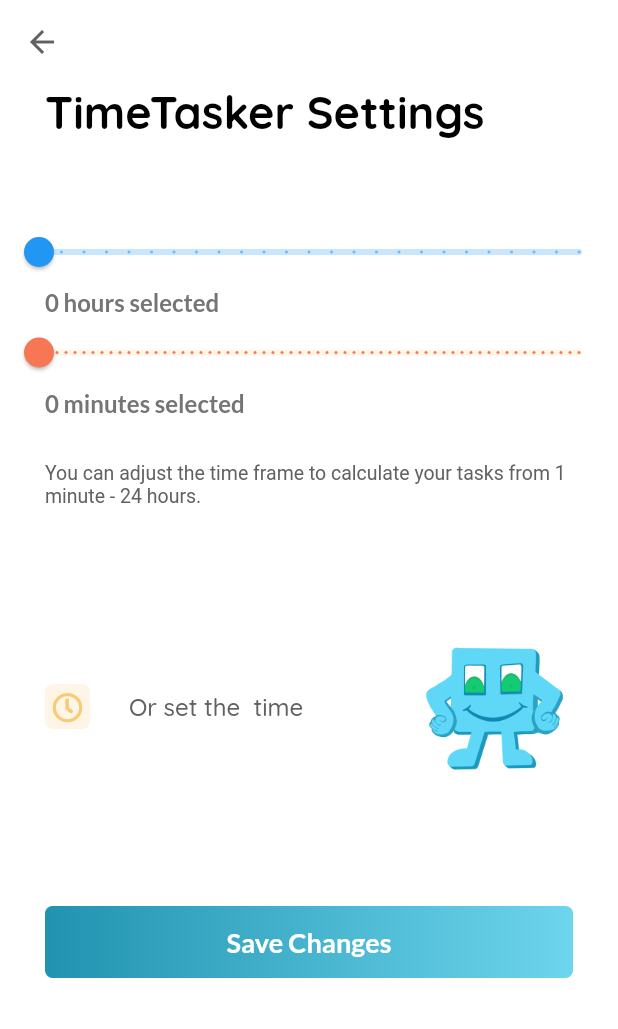
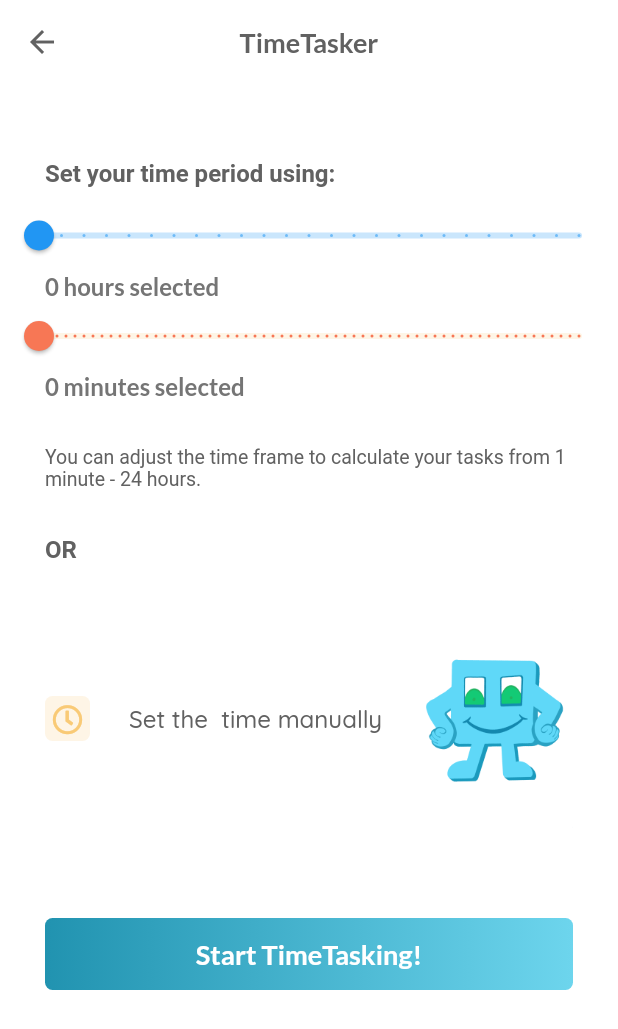
Before and after one commit to amrbadr12/time_tasker_flutter, a Flutter app: the SettingsScreen screen opened directly, on a phone screen of 412 x 824 dp. Shown: the top 1029 px of the screen. Run offline on Flutter 3.47's test engine with Material 2 defaults, Android fonts, the phone set to English and light mode, and no system bars; our stand-ins replace expandable, flushbar, flutter_datetime_picker, font_awesome_flutter, google_fonts, introduction_screen and 5 more; missing offline and left inert: add_2_calendar, autocomplete_textfield, device_calendar, social_share; accounts and stored records are empty.

Commit message:
-Release 1.0.1

```diff
--- a/lib/providers/home_screen_provider.dart
+++ b/lib/providers/home_screen_provider.dart
@@ -215,7 +215,7 @@ class HomeScreenProvider with ChangeNotifier {
           List<DurationTask> durationTasks = tasks.cast();
           for (DurationTask task in durationTasks) {
             _recentTasks
-                .add(AppUtils.formatDurationTaskToUIListComponenet(task));
+                .add(AppUtils.formatDurationTaskToUIListComponent(task));
           }
           break;
         case TaskTypes.StartEndTasks:
--- a/lib/settings_screen.dart
+++ b/lib/settings_screen.dart
@@ -8,6 +8,7 @@ import 'package:time_tasker/utils/app_utils.dart';
 import 'package:time_tasker/utils/shared_preferences_utils.dart';
 
 import 'constants.dart';
+import 'home_screens/main_home_screen.dart';
 
 class SettingsScreen extends StatefulWidget {
   @override
@@ -42,21 +43,34 @@ class _SettingsScreenState extends State<SettingsScreen> {
         appBar: AppBar(
           backgroundColor: Colors.white,
           elevation: 0.0,
+          title: Text(kAppName,
+              textAlign: TextAlign.center, style: kAppBarTextStyle),
+          centerTitle: true,
         ),
         body: SingleChildScrollView(
             child:
                 Column(crossAxisAlignment: CrossAxisAlignment.start, children: <
                     Widget>[
+          // Padding(
+          //     padding: EdgeInsets.symmetric(horizontal: kMainDefaultPadding),
+          //     child: Text(
+          //       'TimeTasker Settings',
+          //       softWrap: true,
+          //       style: kTitleTextStyle.copyWith(
+          //           fontSize: 30.0, fontWeight: FontWeight.bold),
+          //     )),
+          SizedBox(
+            height: 50.0,
+          ),
           Padding(
               padding: EdgeInsets.symmetric(horizontal: kMainDefaultPadding),
-              child: Text(
-                'TimeTasker Settings',
-                softWrap: true,
-                style: kTitleTextStyle.copyWith(
-                    fontSize: 30.0, fontWeight: FontWeight.bold),
-              )),
+              child: Text('Set your time period using:',
+                  style: TextStyle(
+                      fontSize: 16.0,
+                      color: Colors.grey[700],
+                      fontWeight: FontWeight.bold))),
           SizedBox(
-            height: 50.0,
+            height: 8.0,
           ),
           Slider(
               value: _hoursSliderValue ?? 1.0,
@@ -108,6 +122,13 @@ class _SettingsScreenState extends State<SettingsScreen> {
             height: kMainDefaultPadding,
           ),
           Padding(
+              padding: EdgeInsets.symmetric(horizontal: kMainDefaultPadding),
+              child: Text('OR',
+                  style: TextStyle(
+                      fontSize: 16.0,
+                      color: Colors.grey[700],
+                      fontWeight: FontWeight.bold))),
+          Padding(
             padding: EdgeInsets.symmetric(horizontal: kMainDefaultPadding),
             child: Row(
               children: [
@@ -121,7 +142,7 @@ class _SettingsScreenState extends State<SettingsScreen> {
                     containerColor: kTasksDateContainerColor,
                     text: _timeSelected != null
                         ? AppUtils.formatTimeOfDay(_timeSelected) + ' selected'
-                        : 'Or set the  time',
+                        : 'Set the  time manually',
                     onDateChanged: () async {
                       DatePicker.showDateTimePicker(context,
                           showTitleActions: true,
@@ -226,13 +247,20 @@ class _SettingsScreenState extends State<SettingsScreen> {
                   gradient: LinearGradient(colors: blueGradient)),
               width: double.infinity,
               child: FlatButton(
-                child: Text('Save Changes',
+                child: Text('Start TimeTasking!',
                     style: kAppBarTextStyle.copyWith(color: Colors.white)),
                 onPressed: () {
                   saveSliderItemToLocal(() {
                     AppUtils.showFlushBar(
-                        'Successful', 'Changes successfully changed', context);
+                        'Successful', 'Saved Successfully!', context);
                   });
+                  Navigator.pushAndRemoveUntil(
+                      context,
+                      MaterialPageRoute(
+                        builder: (context) =>
+                            HomeScreen(TaskTypes.DurationTasks),
+                      ),
+                      (route) => false);
                 },
               ),
             ),
--- a/lib/utils/app_utils.dart
+++ b/lib/utils/app_utils.dart
@@ -330,7 +330,7 @@ class AppUtils {
     return colors[randomNumber];
   }
 
-  static UITask formatDurationTaskToUIListComponenet(DurationTask task) {
+  static UITask formatDurationTaskToUIListComponent(DurationTask task) {
     DateTime duration =
         convertMillisecondsSinceEpochToDateTime(task.durationTime);
     DateTime date = convertMillisecondsSinceEpochToDateTime(task.date);
--- a/pubspec.yaml
+++ b/pubspec.yaml
@@ -11,7 +11,7 @@ description: Calculates and Analyzes the total time and balance spent on user ta
 # In iOS, build-name is used as CFBundleShortVersionString while build-number used as CFBundleVersion.
 # Read more about iOS versioning at
 # https://developer.apple.com/library/archive/documentation/General/Reference/InfoPlistKeyReference/Articles/CoreFoundationKeys.html
-version: 1.0.0+1
+version: 1.0.1+2
 
 environment:
   sdk: ">=2.1.0 <3.0.0"
```
Also changed, not shown: lib/add_task_screens/add_duration_task.dart (+12 -11 lines), lib/add_task_screens/add_start_end_task.dart (+6 -5 lines), lib/home_screens/main_home_screen.dart (+26 -24 lines), lib/intro_screens/intro_screen.dart (+2 -6 lines), lib/main.dart (+2 -7 lines), lib/providers/add_new_task_provider.dart (+19 -4 lines), lib/reusable_widgets/add_new_task._input.dart (+21 -12 lines).
